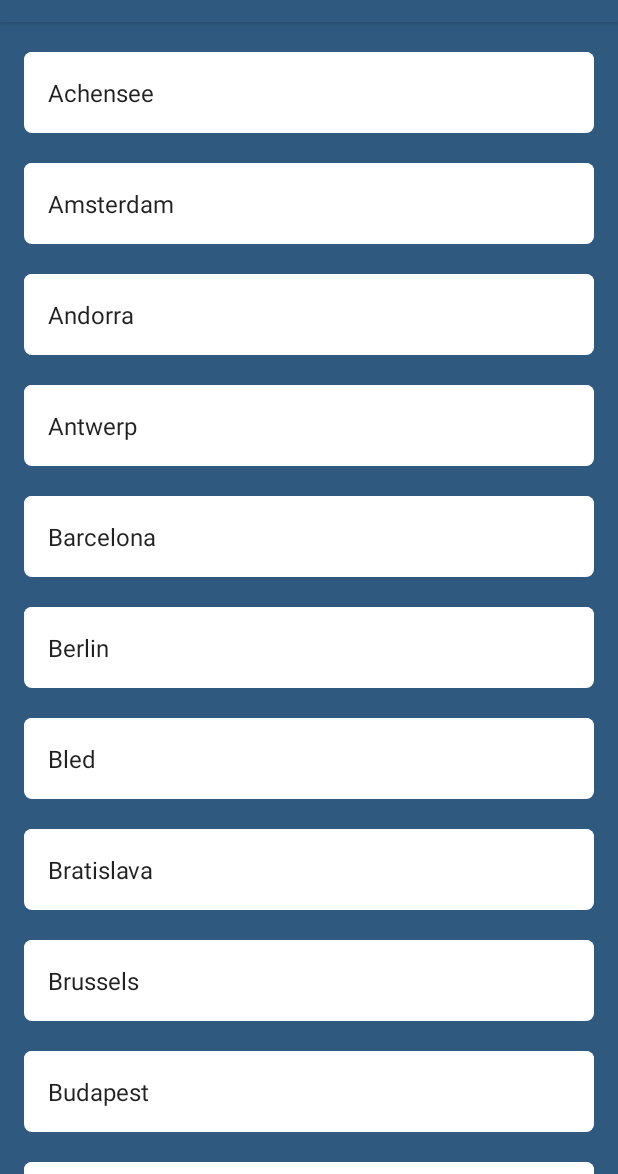
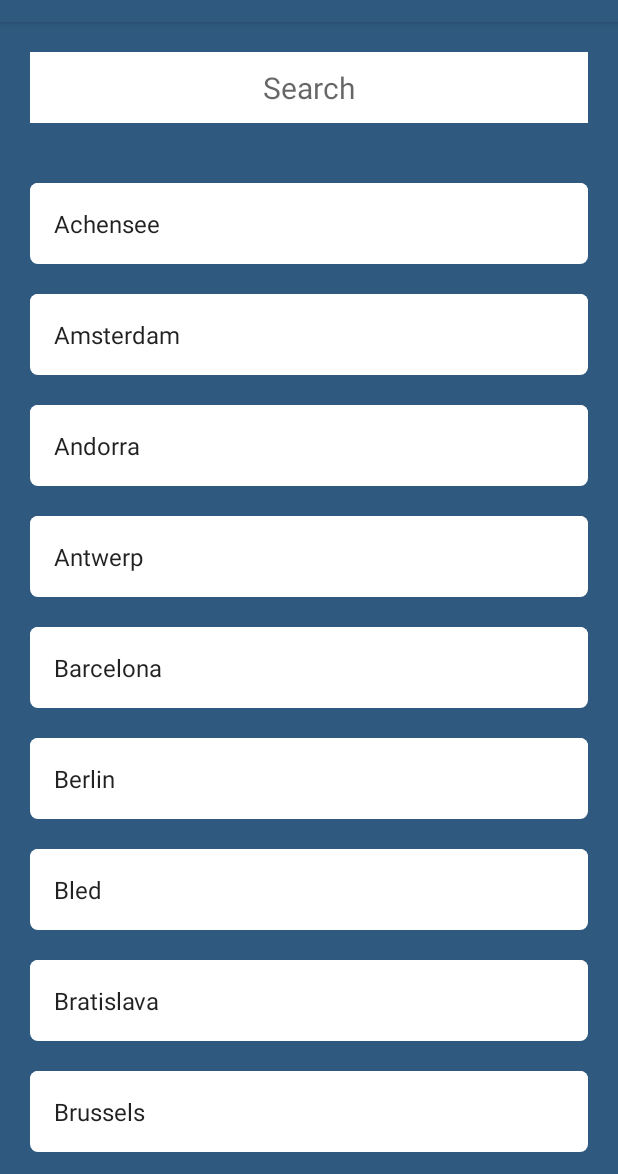
Before and after one commit to hemantgit/backbaseweatherapp, an Android app: the screen it shows after launch (MainActivity), in the side drawer, after a tap on "Search", on a phone screen of 412 x 824 dp, the part 62-1236 px from its top. Run offline under Robolectric (Android 15) with nearby library versions, the phone set to English and light mode, and no system bars; libraries missing offline, so code that uses them is left out: com.crashlytics.android, io.fabric.sdk; 1 statement that could not run was skipped.

Commit message:
search in predefined cities possible

```diff
--- a/app/src/main/java/bartburg/nl/backbaseweather/view/search/SearchCityFragment.java
+++ b/app/src/main/java/bartburg/nl/backbaseweather/view/search/SearchCityFragment.java
@@ -2,13 +2,19 @@ package bartburg.nl.backbaseweather.view.search;
 
 import android.content.Context;
 import android.os.Bundle;
+import android.support.annotation.NonNull;
 import android.support.v4.app.Fragment;
 import android.support.v7.widget.GridLayoutManager;
 import android.support.v7.widget.LinearLayoutManager;
 import android.support.v7.widget.RecyclerView;
+import android.text.Editable;
+import android.text.TextWatcher;
 import android.view.LayoutInflater;
 import android.view.View;
 import android.view.ViewGroup;
+import android.widget.EditText;
+
+import java.util.ArrayList;
 
 import bartburg.nl.backbaseweather.R;
 import bartburg.nl.backbaseweather.view.bookmarks.OnBookmarkInteractionListener;
@@ -22,6 +28,7 @@ public class SearchCityFragment extends Fragment {
     private static final String ARG_COLUMN_COUNT = "column-count";
     private int columnCount = 1;
     private OnBookmarkInteractionListener listener;
+    private RecyclerView recyclerView;
 
     /**
      * Mandatory empty constructor for the fragment manager to instantiate the
@@ -52,10 +59,13 @@ public class SearchCityFragment extends Fragment {
     @Override
     public View onCreateView(LayoutInflater inflater, ViewGroup container,
                              Bundle savedInstanceState) {
-        View view = inflater.inflate(R.layout.fragment_city_search_result_list, container, false);
-        if (view instanceof RecyclerView) {
-            Context context = view.getContext();
-            RecyclerView recyclerView = (RecyclerView) view;
+        View parent = inflater.inflate(R.layout.fragment_city_search_result_list, container, false);
+        View list = parent.findViewById(R.id.searchable_cities_list);
+        EditText searchField = (EditText) parent.findViewById(R.id.search_field_edittext);
+        searchField.addTextChangedListener(getSearchFieldChangedWatcher());
+        if (list instanceof RecyclerView) {
+            Context context = parent.getContext();
+            recyclerView = (RecyclerView) list;
             if (columnCount <= 1) {
                 recyclerView.setLayoutManager(new LinearLayoutManager(context));
             } else {
@@ -63,7 +73,31 @@ public class SearchCityFragment extends Fragment {
             }
             recyclerView.setAdapter(new CitySearchResultViewAdapter(SearchableCitiesContainer.CITIES, listener));
         }
-        return view;
+        return parent;
+    }
+
+    @NonNull
+    private TextWatcher getSearchFieldChangedWatcher() {
+        return new TextWatcher() {
+            @Override
+            public void beforeTextChanged(CharSequence s, int start, int count, int after) {
+            }
+
+            @Override
+            public void onTextChanged(CharSequence s, int start, int before, int count) {
+            }
+
+            @Override
+            public void afterTextChanged(Editable s) {
+                String searchString = s.toString();
+                if (searchString.length() > 0) {
+                    ArrayList<String> cityNames = SearchableCitiesContainer.searchCities(searchString);
+                    recyclerView.swapAdapter(new CitySearchResultViewAdapter(cityNames, listener), true);
+                } else {
+                    recyclerView.setAdapter(new CitySearchResultViewAdapter(SearchableCitiesContainer.CITIES, listener));
+                }
+            }
+        };
     }
 
 
--- a/app/src/main/java/bartburg/nl/backbaseweather/view/search/dummy/SearchableCitiesContainer.java
+++ b/app/src/main/java/bartburg/nl/backbaseweather/view/search/dummy/SearchableCitiesContainer.java
@@ -35,7 +35,7 @@ public class SearchableCitiesContainer {
         Collections.sort(CITIES);
     }
 
-    public ArrayList<String> searchCities(String searchString) {
+    public static ArrayList<String> searchCities(String searchString) {
         ArrayList<String> searchResult = new ArrayList<>();
         for (String string : CITIES) {
             if (string.matches("(?i)(" + searchString + ").*")) {
--- a/app/src/main/res/layout/fragment_bookmark_list.xml
+++ b/app/src/main/res/layout/fragment_bookmark_list.xml
@@ -2,6 +2,7 @@
 <RelativeLayout xmlns:android="http://schemas.android.com/apk/res/android"
     xmlns:app="http://schemas.android.com/apk/res-auto"
     xmlns:tools="http://schemas.android.com/tools"
+    android:name="bartburg.nl.backbaseweather.view.bookmarks.BookmarksListFragment"
     android:layout_width="match_parent"
     android:layout_height="match_parent"
     tools:context="bartburg.nl.backbaseweather.view.bookmarks.BookmarksListFragment">
@@ -9,7 +10,6 @@
 
     <android.support.v7.widget.RecyclerView
         android:id="@+id/bookmarked_cities_list"
-        android:name="bartburg.nl.backbaseweather.view.bookmarks.BookmarksListFragment"
         android:layout_width="match_parent"
         android:layout_height="match_parent"
         android:paddingBottom="20dp"
--- a/app/src/main/res/layout/fragment_city_search_result_list.xml
+++ b/app/src/main/res/layout/fragment_city_search_result_list.xml
@@ -1,13 +1,32 @@
 <?xml version="1.0" encoding="utf-8"?>
-<android.support.v7.widget.RecyclerView xmlns:android="http://schemas.android.com/apk/res/android"
+<RelativeLayout xmlns:android="http://schemas.android.com/apk/res/android"
     xmlns:app="http://schemas.android.com/apk/res-auto"
     xmlns:tools="http://schemas.android.com/tools"
-    android:id="@+id/list"
     android:name="bartburg.nl.backbaseweather.view.bookmarks.SearchCityFragment"
     android:layout_width="match_parent"
     android:layout_height="match_parent"
-    android:layout_marginLeft="16dp"
-    android:layout_marginRight="16dp"
-    app:layoutManager="LinearLayoutManager"
-    tools:context="bartburg.nl.backbaseweather.view.search.SearchCityFragment"
-    tools:listitem="@layout/fragment_city_search_result" />
+    tools:context="bartburg.nl.backbaseweather.view.search.SearchCityFragment">
+
+    <EditText
+        android:id="@+id/search_field_edittext"
+        android:layout_width="match_parent"
+        android:layout_height="wrap_content"
+        android:layout_margin="@dimen/default_margin"
+        android:background="@color/white"
+        android:gravity="center"
+        android:hint="@string/filter_label"
+        android:padding="@dimen/edittext_padding"
+        android:textSize="@dimen/default_font_size" />
+
+    <android.support.v7.widget.RecyclerView
+        android:id="@+id/searchable_cities_list"
+        android:layout_below="@id/search_field_edittext"
+        android:layout_width="match_parent"
+        android:layout_height="match_parent"
+        android:layout_marginLeft="@dimen/default_margin"
+        android:layout_marginRight="@dimen/default_margin"
+        android:paddingBottom="20dp"
+        app:layoutManager="LinearLayoutManager"
+        tools:listitem="@layout/fragment_bookmark" />
+
+</RelativeLayout>
--- a/app/src/main/res/values/dimens.xml
+++ b/app/src/main/res/values/dimens.xml
@@ -12,4 +12,5 @@
     <dimen name="default_margin">20dp</dimen>
     <dimen name="default_half_margin">10dp</dimen>
     <dimen name="floating_action_button_margin">16dp</dimen>
+    <dimen name="edittext_padding">10dp</dimen>
 </resources>
--- a/app/src/main/res/values/strings.xml
+++ b/app/src/main/res/values/strings.xml
@@ -17,4 +17,5 @@
     <string name="title_server_error">Oops!</string>
     <string name="default_confirm">OK</string>
     <string name="no_bookmarked_locations">There are no bookmarked locations</string>
+    <string name="filter_label">Search</string>
 </resources>
```
